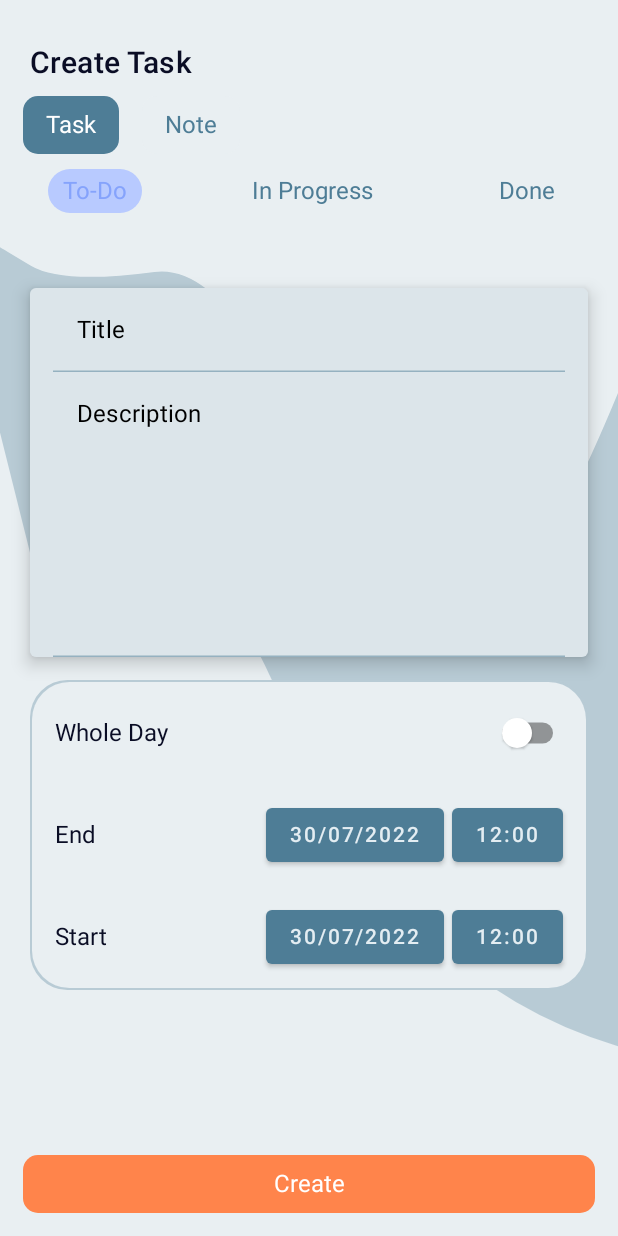
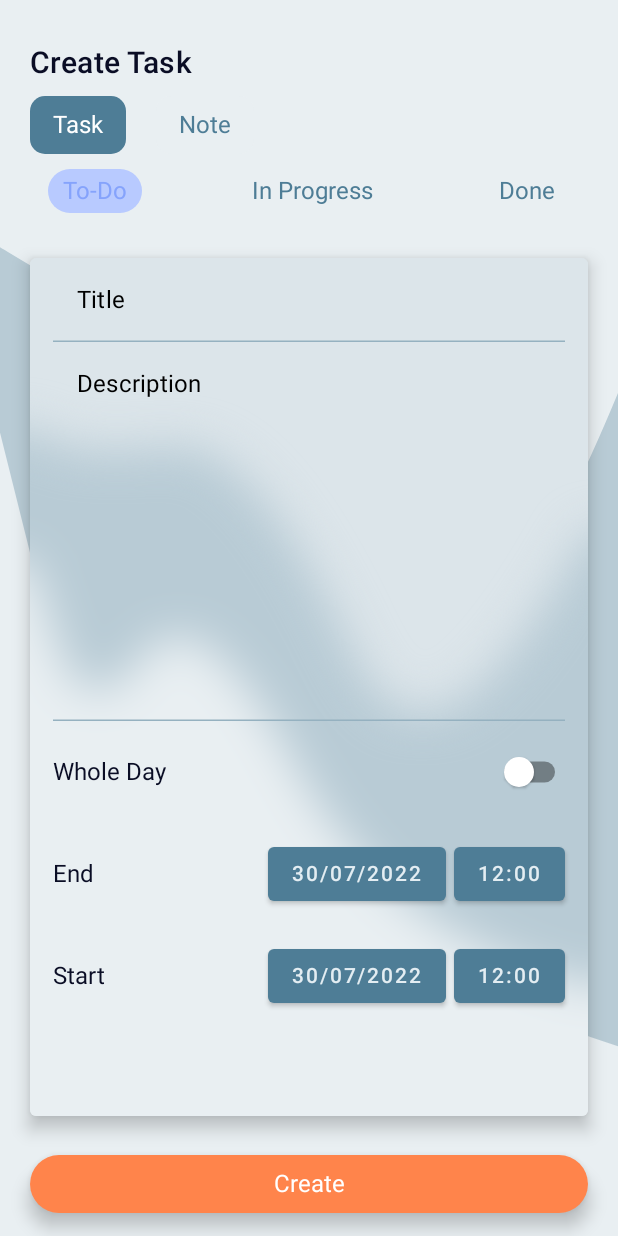
Before and after one commit to macluczak/MyNotes, an Android app built with Jetpack Compose: the CreateScreen screen opened through its navigation route, on a phone screen of 412 x 824 dp. Run offline under Robolectric (Android 15) with nearby library versions, the phone set to English and light mode, and no system bars; our stand-ins replace Room's generated code, accompanist, livedata-compose; Roboto replaces fonts that are not available here.

Commit message:
Create View UI v3 commit

```diff
--- a/app/src/main/java/com/macluczak/mywallet/CreateScreen.kt
+++ b/app/src/main/java/com/macluczak/mywallet/CreateScreen.kt
@@ -4,6 +4,7 @@ package com.macluczak.mywallet
 import android.app.DatePickerDialog
 import android.app.TimePickerDialog
 import android.content.Context
+import android.os.Build
 
 import android.widget.DatePicker
 
@@ -12,6 +13,7 @@ import androidx.compose.foundation.border
 import androidx.compose.foundation.clickable
 import androidx.compose.foundation.layout.*
 import androidx.compose.foundation.lazy.LazyRow
+import androidx.compose.foundation.shape.CircleShape
 
 import androidx.compose.foundation.shape.RoundedCornerShape
 import androidx.compose.material.*
@@ -132,15 +134,31 @@ fun CreateScreen(viewModel: MainViewModel, navController: NavController) {
 
                 Spacer(modifier = Modifier
                     .fillMaxWidth()
-                    .height(40.dp))
+                    .height(20.dp))
 
 
                 Card(modifier = Modifier
-                    .padding(20.dp, 10.dp, 20.dp, 10.dp)
+                    .padding(20.dp, 10.dp, 20.dp, 80.dp)
+                    .fillMaxSize()
+                    .weight(4f)
                    , backgroundColor = HippieBlue100,
                             elevation = 7.dp) {
 
-                    Column() {
+
+                    if(Build.VERSION.SDK_INT >= 32) {
+                        BoxWithConstraints(modifier = Modifier
+                            .fillMaxSize()
+                            .blur(26.dp)) {
+                            val height = constraints.maxHeight
+                            val width = constraints.maxWidth
+                            CanvasBackground(height = height, width = width)
+
+                        }
+                    }
+
+                    Column(modifier = Modifier
+                        .fillMaxSize()
+                        .padding(0.dp, 0.dp, 0.dp, 10.dp)) {
                         TextField(value = createTitle,
                             onValueChange = {
                                 createTitle = it
@@ -155,7 +173,7 @@ fun CreateScreen(viewModel: MainViewModel, navController: NavController) {
 
                             label = { Text("Title") },
                             colors = TextFieldDefaults.textFieldColors(
-                                backgroundColor = HippieBlue100,
+                                backgroundColor = Color.Transparent,
                                 focusedIndicatorColor = HippieBlue,
                                 unfocusedIndicatorColor = HippieBlue300,
                                 unfocusedLabelColor = labelTitleColor.value,
@@ -185,7 +203,7 @@ fun CreateScreen(viewModel: MainViewModel, navController: NavController) {
 
                             label = { Text("Description") },
                             colors = TextFieldDefaults.textFieldColors(
-                                backgroundColor = HippieBlue100,
+                                backgroundColor = Color.Transparent,
                                 focusedIndicatorColor = HippieBlue,
                                 unfocusedIndicatorColor = HippieBlue300,
                                 unfocusedLabelColor = labelMessageColor.value,
@@ -196,37 +214,17 @@ fun CreateScreen(viewModel: MainViewModel, navController: NavController) {
 
                             modifier = Modifier
                                 .fillMaxWidth()
-                                .height(190.dp)
+                                .fillMaxSize()
+                                .weight(3f)
                                 .padding(15.dp, 0.dp, 15.dp, 0.dp)
 
 
                         )
 
-
-                    }
-
-                }
-
-                Box(
-                    modifier = Modifier
-                        .fillMaxWidth()
-                        .padding(20.dp, 5.dp, 20.dp, 5.dp)
-
-
-                        .clip(RoundedCornerShape(25.dp))
-                        .background(HippieBlue200)
-
-                ) {
-                    Box(modifier = Modifier
-                        .padding(1.dp, 1.dp, 1.dp, 1.dp)
-
-                        .clip(RoundedCornerShape(25.dp))
-                        .align(Alignment.Center)
-                        .background(HippieBlue50))
-                    {
-
                         Column(modifier = Modifier
                             .fillMaxWidth()
+                            .fillMaxSize()
+                            .weight(3f)
                         ) {
                             Row(modifier = Modifier
                                 .padding(15.dp, 10.dp, 15.dp, 10.dp)
@@ -294,8 +292,104 @@ fun CreateScreen(viewModel: MainViewModel, navController: NavController) {
 
                         }
 
+
+
                     }
+
                 }
+
+//                Box(
+//                    modifier = Modifier
+//                        .fillMaxWidth()
+//                        .fillMaxSize()
+//                        .weight(2f)
+//                        .padding(20.dp, 5.dp, 20.dp, 5.dp)
+//
+//
+//                        .clip(RoundedCornerShape(25.dp))
+//                        .background(HippieBlue200)
+//
+//                ) {
+//                    Box(modifier = Modifier
+//                        .padding(1.dp, 1.dp, 1.dp, 1.dp)
+//
+//                        .clip(RoundedCornerShape(25.dp))
+//                        .align(Alignment.Center)
+//                        .background(HippieBlue50))
+//                    {
+//
+//                    Column(modifier = Modifier
+//                        .fillMaxWidth()
+//                        ) {
+//                        Row(modifier = Modifier
+//                            .padding(15.dp, 10.dp, 15.dp, 10.dp)
+//                            .fillMaxWidth(),
+//                            verticalAlignment = Alignment.CenterVertically,
+//                            horizontalArrangement = Arrangement.SpaceBetween) {
+//                            Text(text = "Whole Day", color = BlackCurrant)
+//                            Switch(checked = dayCheckBox.value, onCheckedChange = {
+//                                dayCheckBox.value = it
+//                            },
+//                                enabled = true, colors = SwitchDefaults.colors(
+//                                    checkedThumbColor = Coral
+//                                )
+////
+//                            )
+//                        }
+//                        Row(modifier = Modifier
+//                            .padding(15.dp, 10.dp, 15.dp, 10.dp)
+//                            .fillMaxWidth(),
+//                            verticalAlignment = Alignment.CenterVertically,
+//                            horizontalArrangement = Arrangement.SpaceBetween) {
+//                            Text(text = "End", color =BlackCurrant)
+//                            Row(horizontalArrangement = Arrangement.spacedBy(5.dp)) {
+//                                ShowDatePicker(context = LocalContext.current) {
+//                                    endDate = it
+//                                }
+//                                if (!dayCheckBox.value) {
+//                                    ShowTimePicker(context = LocalContext.current,
+//                                        initHour = 12,
+//                                        initMinute = 0) {
+//                                        endTime = it
+//                                    }
+//                                }
+//
+//
+//                            }
+//
+//                        }
+//                        Row(modifier = Modifier
+//                            .padding(15.dp, 10.dp, 15.dp, 10.dp)
+//                            .fillMaxWidth(),
+//                            verticalAlignment = Alignment.CenterVertically,
+//                            horizontalArrangement = Arrangement.SpaceBetween) {
+//                            Text(text = "Start", color =BlackCurrant)
+//                            Row(horizontalArrangement = Arrangement.spacedBy(5.dp)) {
+//                                ShowDatePicker(context = LocalContext.current) {
+//                                    startDate = it
+//
+//                                }
+//                                if (!dayCheckBox.value) {
+//                                    ShowTimePicker(context = LocalContext.current,
+//                                        initHour = 12,
+//                                        initMinute = 0) {
+//                                        startTime = it
+//                                    }
+//                                }
+//
+//
+//                            }
+//
+//                        }
+//
+//
+//
+//
+//                    }
+//
+//                }
+//            }
+
                 }
             if (createType.value == 1) {
 
@@ -388,12 +482,12 @@ fun CreateScreen(viewModel: MainViewModel, navController: NavController) {
         }
 
 
-        Box(
+        Surface( shape = CircleShape, color = Coral,
+            elevation = 7.dp, modifier =
             Modifier
                 .fillMaxWidth()
-                .padding(15.dp)
+                .padding(20.dp, 15.dp, 20.dp, 15.dp)
                 .align(Alignment.BottomEnd)
-                .clip(RoundedCornerShape(10.dp))
                 .clickable {
                     if (createType.value == 0) {
 
@@ -436,13 +530,16 @@ fun CreateScreen(viewModel: MainViewModel, navController: NavController) {
                         }
                     }
                 }
-                .background(Coral),
+
+
         ) {
+            Box(Modifier.align(Alignment.Center)) {
                 Text(text = "Create", color = Color.White,
                     modifier = Modifier
                         .padding(15.dp, 10.dp, 15.dp, 10.dp)
                         .align(Alignment.Center))
 
+            }
         }
 
 
@@ -569,7 +666,7 @@ fun ChooseType(onClick: (Int) -> Unit) {
     LazyRow() {
         items(checkType.size) {
             Box(modifier = Modifier
-                .padding(15.dp, 10.dp, 0.dp, 10.dp)
+                .padding(20.dp, 10.dp, 0.dp, 10.dp)
                 .clip(RoundedCornerShape(10.dp))
                 .clickable {
                     selectIndexType.value = it
--- a/app/src/main/java/com/macluczak/mywallet/ui/theme/Color.kt
+++ b/app/src/main/java/com/macluczak/mywallet/ui/theme/Color.kt
@@ -37,7 +37,7 @@ val OysterBay = Color(0xFFE3EDF2)
 
 
 
-val FrenchPass = Color(0xFF9FC9DD)
+val FrenchPass = Color(0xB09FC9DD)
 //#FF844B, #FFA378, #FFC2A5, #FFE0D2
 val Coral = Color(0xFFFF844B)
 val CoralLight = Color(0xFFFFC2A5)
```
Lines whose indentation alone changed are shown as unchanged.
